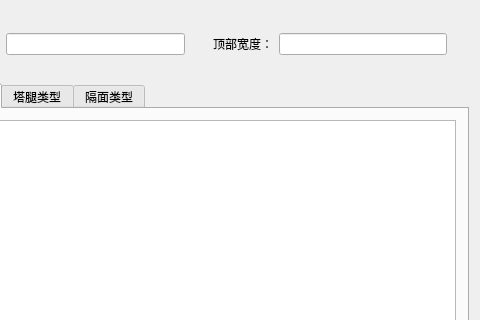
Above: TW/T_Foot.ui from Shixuku/Tower-Visual before the change; both pictures show x 82 to 562 and y 0 to 320 of the 562 by 516 pixel window. Below: the same form after it.
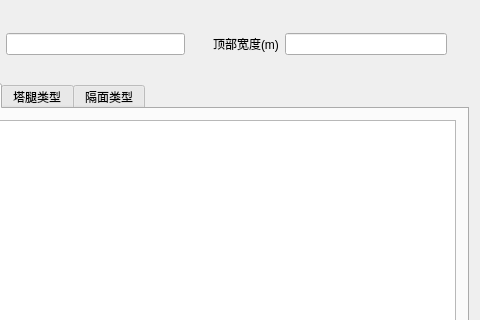
That is the form after the change.

What changed in the file:
```diff
--- a/TW/T_Foot.ui
+++ b/TW/T_Foot.ui
@@ -42,7 +42,7 @@
          <item>
           <widget class="QLabel" name="label_2">
            <property name="text">
-            <string>顶部宽度：</string>
+            <string>顶部宽度(m)</string>
            </property>
           </widget>
          </item>
```
